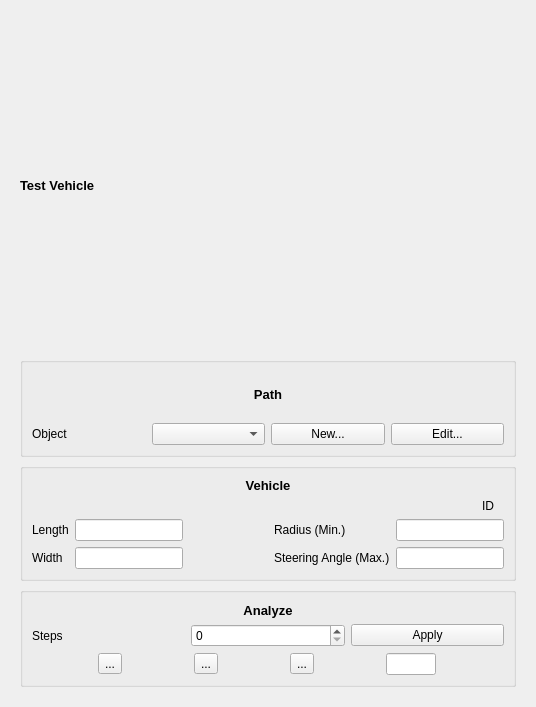
Above: freecad/turns/resources/test_vehicle.ui from joelgraff/freecad.turns before the change. Below: the same form after it.
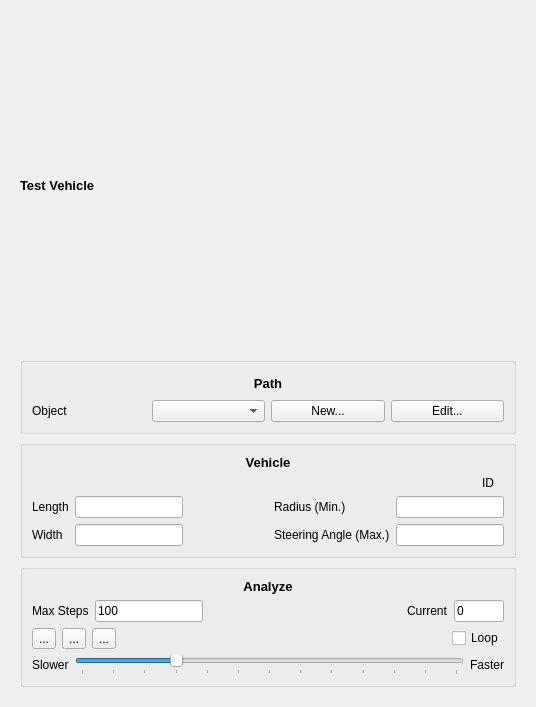
That is the form after the change.

Commit message: implementing animations

Patch:
```diff
--- a/freecad/turns/resources/test_vehicle.ui
+++ b/freecad/turns/resources/test_vehicle.ui
@@ -11,7 +11,7 @@
    </rect>
   </property>
   <property name="sizePolicy">
-   <sizepolicy hsizetype="MinimumExpanding" vsizetype="MinimumExpanding">
+   <sizepolicy hsizetype="Minimum" vsizetype="Minimum">
     <horstretch>0</horstretch>
     <verstretch>0</verstretch>
    </sizepolicy>
@@ -251,28 +251,76 @@
               </widget>
              </item>
              <item>
-              <layout class="QHBoxLayout" name="horizontalLayout">
+              <layout class="QHBoxLayout" name="horizontalLayout" stretch="0,0,1,0,0">
                <item>
                 <widget class="QLabel" name="label_steps">
                  <property name="text">
-                  <string>Steps</string>
+                  <string>Max Steps</string>
                  </property>
                 </widget>
                </item>
                <item>
-                <widget class="QSpinBox" name="steps_spin_box"/>
+                <widget class="QLineEdit" name="max_steps_edit">
+                 <property name="sizePolicy">
+                  <sizepolicy hsizetype="Minimum" vsizetype="Fixed">
+                   <horstretch>0</horstretch>
+                   <verstretch>0</verstretch>
+                  </sizepolicy>
+                 </property>
+                 <property name="text">
+                  <string>100</string>
+                 </property>
+                 <property name="placeholderText">
+                  <string/>
+                 </property>
+                </widget>
                </item>
                <item>
-                <widget class="QPushButton" name="steps_button">
+                <spacer name="horizontalSpacer_2">
+                 <property name="orientation">
+                  <enum>Qt::Horizontal</enum>
+                 </property>
+                 <property name="sizeHint" stdset="0">
+                  <size>
+                   <width>40</width>
+                   <height>20</height>
+                  </size>
+                 </property>
+                </spacer>
+               </item>
+               <item>
+                <widget class="QLabel" name="label_2">
                  <property name="text">
-                  <string>Apply</string>
+                  <string>Current</string>
+                 </property>
+                </widget>
+               </item>
+               <item>
+                <widget class="QLineEdit" name="cur_step_edit">
+                 <property name="sizePolicy">
+                  <sizepolicy hsizetype="Minimum" vsizetype="Fixed">
+                   <horstretch>0</horstretch>
+                   <verstretch>0</verstretch>
+                  </sizepolicy>
+                 </property>
+                 <property name="maximumSize">
+                  <size>
+                   <width>50</width>
+                   <height>16777215</height>
+                  </size>
+                 </property>
+                 <property name="text">
+                  <string>0</string>
+                 </property>
+                 <property name="placeholderText">
+                  <string/>
                  </property>
                 </widget>
                </item>
               </layout>
              </item>
              <item>
-              <layout class="QGridLayout" name="gridLayout" columnstretch="1,1,1,0" columnminimumwidth="1,1,1,0">
+              <layout class="QGridLayout" name="gridLayout" columnstretch="1,1,1,0,0,0" columnminimumwidth="1,1,1,0,0,0">
                <item row="0" column="0">
                 <widget class="QToolButton" name="back_button">
                  <property name="text">
@@ -294,25 +342,74 @@
                  </property>
                 </widget>
                </item>
+               <item row="0" column="5">
+                <layout class="QHBoxLayout" name="horizontalLayout_5" stretch=""/>
+               </item>
                <item row="0" column="3">
-                <layout class="QHBoxLayout" name="horizontalLayout_5" stretch="1">
-                 <item>
-                  <widget class="QLineEdit" name="cur_step_edit">
-                   <property name="sizePolicy">
-                    <sizepolicy hsizetype="Minimum" vsizetype="Fixed">
-                     <horstretch>0</horstretch>
-                     <verstretch>0</verstretch>
-                    </sizepolicy>
-                   </property>
-                   <property name="maximumSize">
-                    <size>
-                     <width>50</width>
-                     <height>16777215</height>
-                    </size>
-                   </property>
-                  </widget>
-                 </item>
-                </layout>
+                <spacer name="horizontalSpacer_3">
+                 <property name="orientation">
+                  <enum>Qt::Horizontal</enum>
+                 </property>
+                 <property name="sizeHint" stdset="0">
+                  <size>
+                   <width>40</width>
+                   <height>20</height>
+                  </size>
+                 </property>
+                </spacer>
+               </item>
+               <item row="0" column="4">
+                <widget class="QCheckBox" name="loop_checkbox">
+                 <property name="text">
+                  <string>Loop</string>
+                 </property>
+                </widget>
+               </item>
+              </layout>
+             </item>
+             <item>
+              <layout class="QHBoxLayout" name="slider_layout">
+               <item>
+                <widget class="QLabel" name="label_4">
+                 <property name="text">
+                  <string>Slower</string>
+                 </property>
+                </widget>
+               </item>
+               <item>
+                <widget class="QSlider" name="animation_speed_slider">
+                 <property name="sizePolicy">
+                  <sizepolicy hsizetype="Expanding" vsizetype="Fixed">
+                   <horstretch>0</horstretch>
+                   <verstretch>0</verstretch>
+                  </sizepolicy>
+                 </property>
+                 <property name="minimum">
+                  <number>0</number>
+                 </property>
+                 <property name="maximum">
+                  <number>12</number>
+                 </property>
+                 <property name="pageStep">
+                  <number>4</number>
+                 </property>
+                 <property name="value">
+                  <number>3</number>
+                 </property>
+                 <property name="orientation">
+                  <enum>Qt::Horizontal</enum>
+                 </property>
+                 <property name="tickPosition">
+                  <enum>QSlider::TicksBelow</enum>
+                 </property>
+                </widget>
+               </item>
+               <item>
+                <widget class="QLabel" name="label_5">
+                 <property name="text">
+                  <string>Faster</string>
+                 </property>
+                </widget>
                </item>
               </layout>
              </item>
```
The commit also changes 8 other files.
